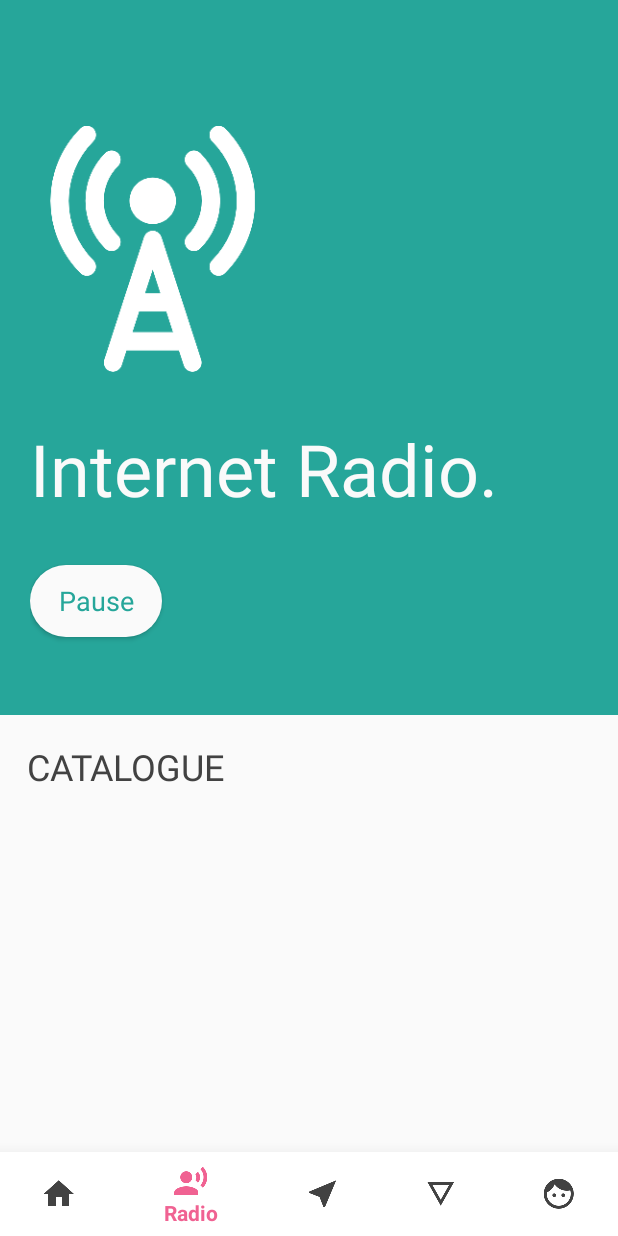
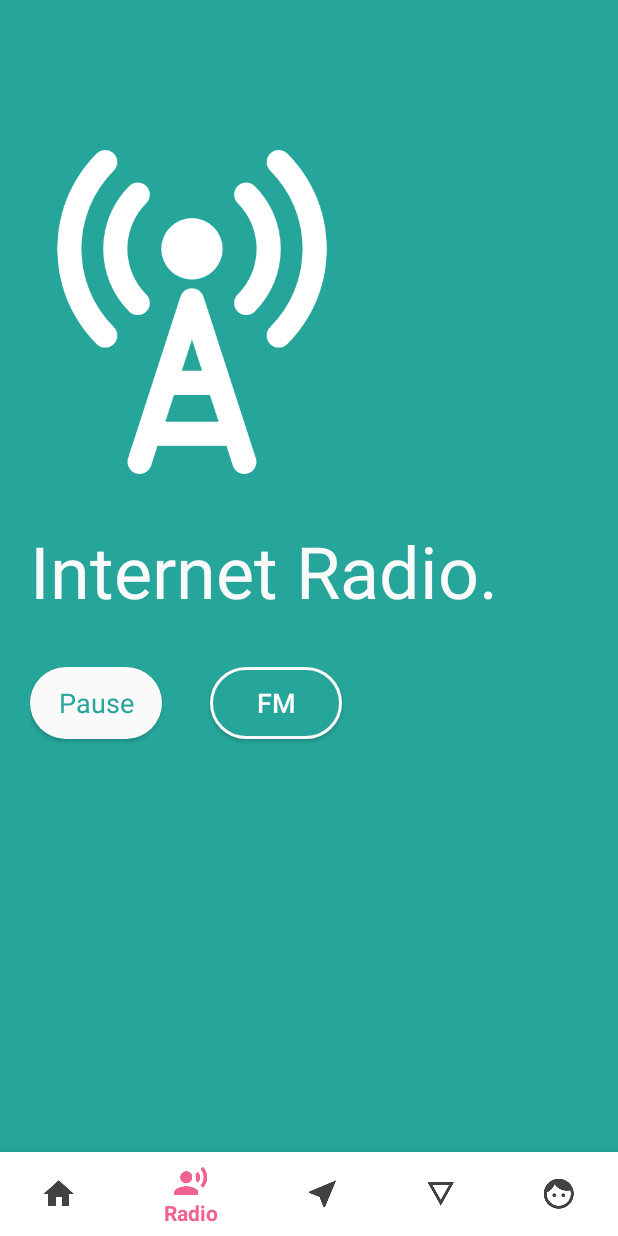
Before and after one commit to abhishekwl/congenial-dollop, an Android app: the screen it shows after launch once a user with an empty profile is signed in (MainActivity), item 2 of the bottom bar chosen, on a phone screen of 412 x 824 dp. Run offline under Robolectric (Android 15) with nearby library versions, the phone set to English and light mode, and no system bars; our stand-ins replace ButterKnife, Firebase (no records; nobody signed in at launch, a user with empty details on screens opened directly), Volley; libraries missing offline, so code that uses them is left out: com.afollestad.materialdialogs, com.gaurav.gesto; network calls fail; pictures from the network do not load; 5 statements that could not run were skipped.

Commit message:
Improved Radio Fragment

```diff
--- a/app/build.gradle
+++ b/app/build.gradle
@@ -42,6 +42,6 @@ dependencies {
     compile 'com.google.android.gms:play-services-maps:12.0.0'
     compile 'com.google.android.gms:play-services-location:12.0.0'
     compile 'com.github.aboutgaurav:gesto:0.1.0'
-    implementation 'com.android.support:cardview-v7:28.0.0-alpha1'
+    implementation 'com.android.support:cardview-v7:27.1.0'
 }
 apply plugin: 'com.google.gms.google-services'
--- a/app/src/main/res/layout/fragment_radio.xml
+++ b/app/src/main/res/layout/fragment_radio.xml
@@ -2,26 +2,21 @@
     xmlns:tools="http://schemas.android.com/tools"
     android:layout_width="match_parent"
     android:layout_height="match_parent"
+    android:background="@color/colorSecondary"
     tools:context="io.github.abhishekwl.electricsheepprimary.Fragments.RadioFragment">
 
     <LinearLayout
+        android:padding="20dp"
         android:orientation="vertical"
         android:layout_width="match_parent"
         android:layout_height="wrap_content">
 
-        <LinearLayout
-            android:padding="20dp"
-            android:background="@color/colorSecondary"
-            android:orientation="vertical"
-            android:layout_width="match_parent"
-            android:layout_height="match_parent">
-
         <ImageView
             android:id="@+id/radioTowerImageView"
-                android:layout_marginTop="64dp"
+            android:layout_marginTop="80dp"
             tools:src="@drawable/tower"
-                android:layout_width="164dp"
-                android:layout_height="164dp" />
+            android:layout_width="216dp"
+            android:layout_height="216dp" />
 
         <TextView
             android:id="@+id/radioInternetRadioTextView"
@@ -33,6 +28,12 @@
             android:layout_width="wrap_content"
             android:layout_height="wrap_content" />
 
+        <LinearLayout
+            android:layout_marginTop="32dp"
+            android:orientation="horizontal"
+            android:layout_width="match_parent"
+            android:layout_height="wrap_content">
+
             <Button
                 android:id="@+id/radioPauseButton"
                 android:layout_marginBottom="32dp"
@@ -43,24 +44,20 @@
                 android:textAllCaps="false"
                 android:text="Pause"
                 android:background="@drawable/round_button_white"
-                android:layout_marginTop="32dp"
                 android:layout_width="wrap_content"
                 android:layout_height="wrap_content" />
 
-        </LinearLayout>
-
-        <LinearLayout
-            android:padding="18dp"
-            android:orientation="vertical"
-            android:layout_width="match_parent"
-            android:layout_height="match_parent">
-
-            <TextView
-                android:id="@+id/radioCatalogTextView"
-                android:textSize="24sp"
-                android:textStyle="bold"
-                android:textColor="@color/colorTextDark"
-                android:text="CATALOGUE"
+            <Button
+                android:layout_marginStart="32dp"
+                android:id="@+id/radioFmButton"
+                android:layout_marginBottom="32dp"
+                android:textColor="@color/colorPrimary"
+                android:textSize="18sp"
+                android:paddingStart="16dp"
+                android:paddingEnd="16dp"
+                android:textAllCaps="false"
+                android:text="FM"
+                android:background="@drawable/round_button_secondary"
                 android:layout_width="wrap_content"
                 android:layout_height="wrap_content" />
 
```
Also changed, not shown: app/src/main/java/io/github/abhishekwl/electricsheepprimary/Fragments/HomeFragment.java (+4 -19 lines), app/src/main/java/io/github/abhishekwl/electricsheepprimary/Fragments/RadioFragment.java (+38 -18 lines). Lines whose indentation alone changed are shown as unchanged.
